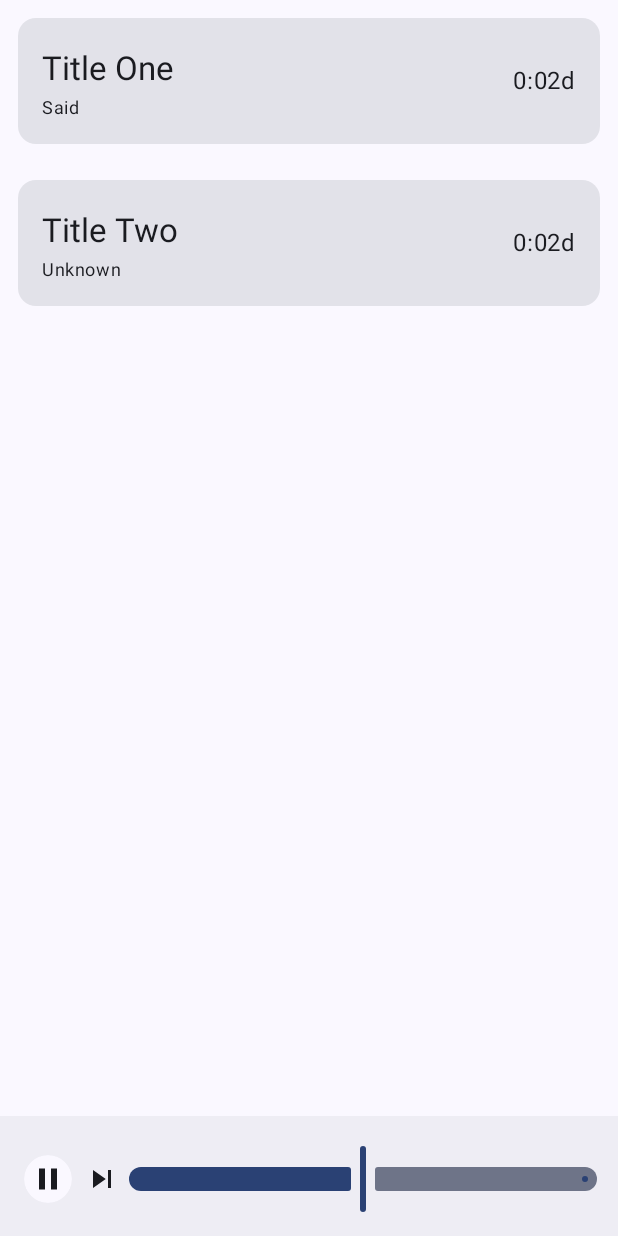
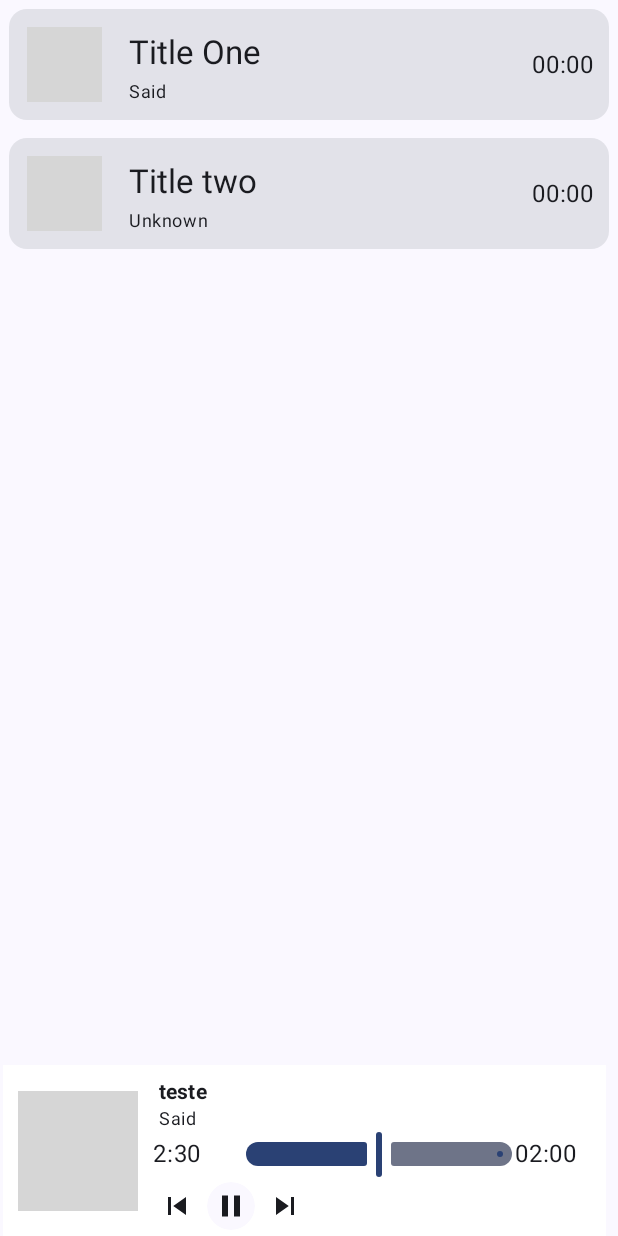
Before and after one commit to bnnascimento94/MusicPlayerApp, an Android app built with Jetpack Compose: the @Preview function HomeScreenPrev, on a phone screen of 412 x 824 dp. Run offline under Robolectric (Android 15) with nearby library versions, the phone set to English and light mode, and no system bars; libraries missing offline, so code that uses them is left out: es.claucookie.miniequalizerlibrary; network calls fail; pictures from the network do not load; grey boxes are pictures that could not be loaded.

Commit message:
ajustes de bugs, inclusão de Api de musicas, ajustes no layout

```diff
--- a/app/src/main/AndroidManifest.xml
+++ b/app/src/main/AndroidManifest.xml
@@ -2,10 +2,9 @@
 <manifest xmlns:android="http://schemas.android.com/apk/res/android"
     xmlns:tools="http://schemas.android.com/tools">
 
-    <uses-permission android:name="android.permission.READ_EXTERNAL_STORAGE"
-        android:maxSdkVersion="32" />
+    <uses-permission android:name="android.permission.READ_EXTERNAL_STORAGE" android:maxSdkVersion="32" />
     <uses-permission android:name="android.permission.FOREGROUND_SERVICE"/>
-
+    <uses-permission android:name="android.permission.INTERNET" />
 
     <application
         android:name=".MusicPlayerApplication"
--- a/app/src/main/java/com/vullpes/musicplayerapp/MainActivity.kt
+++ b/app/src/main/java/com/vullpes/musicplayerapp/MainActivity.kt
@@ -58,6 +58,7 @@ class MainActivity : ComponentActivity() {
                 ) {
                     HomeScreen(
                         progress = viewModel.progress,
+                        progressTimeString = viewModel.progressString,
                         onProgress = {viewModel.onUiEvents(UIEvents.SeekTo(it))},
                         isAudioPlaying = viewModel.isPlaying,
                         currentPlaying = viewModel.currentSelectedAudio,
@@ -71,6 +72,9 @@ class MainActivity : ComponentActivity() {
                         },
                         onNext = {
                             viewModel.onUiEvents(UIEvents.SeekToNext)
+                        },
+                        onBack = {
+                            viewModel.onUiEvents(UIEvents.SeekToBack)
                         }
                     )
                 }
--- a/app/src/main/java/com/vullpes/musicplayerapp/data/local/model/Audio.kt
+++ b/app/src/main/java/com/vullpes/musicplayerapp/data/local/model/Audio.kt
@@ -1,6 +1,5 @@
 package com.vullpes.musicplayerapp.data.local.model
 
-import android.net.Uri
 import androidx.media3.common.MediaItem
 import androidx.media3.common.MediaMetadata
 import java.io.Serializable
@@ -12,7 +11,8 @@ data class Audio(
     val artist:String,
     val data:String,
     val duration: Int,
-    val title:String
+    val title:String,
+    var isSelectedTrack:Boolean = false
 ): Serializable
 
 
--- /dev/null
+++ b/app/src/main/java/com/vullpes/musicplayerapp/data/local/model/Music.kt
@@ -0,0 +1,5 @@
+package com.vullpes.musicplayerapp.data.local.model
+
+data class Music(
+    val music: List<SoundTrack>
+)
--- a/app/src/main/java/com/vullpes/musicplayerapp/data/player/notification/JetAudioNotificationManager.kt
+++ b/app/src/main/java/com/vullpes/musicplayerapp/data/player/notification/JetAudioNotificationManager.kt
@@ -69,7 +69,7 @@ class JetAudioNotificationManager @Inject constructor(
                     pendingIntent = mediaSession.sessionActivity
                 )
             )
-            .setSmallIconResourceId(R.drawable.ic_microfone)
+            .setSmallIconResourceId(R.drawable.music_player_song_svgrepo_com)
             .build()
             .also {
                 it.setMediaSessionToken(mediaSession.sessionCompatToken)
--- a/app/src/main/java/com/vullpes/musicplayerapp/ui/audio/HomeScreen.kt
+++ b/app/src/main/java/com/vullpes/musicplayerapp/ui/audio/HomeScreen.kt
@@ -1,17 +1,19 @@
 package com.vullpes.musicplayerapp.ui.audio
 
-import android.util.Log
 import androidx.compose.foundation.BorderStroke
+import androidx.compose.foundation.background
 import androidx.compose.foundation.clickable
 import androidx.compose.foundation.layout.Arrangement
 import androidx.compose.foundation.layout.Box
 import androidx.compose.foundation.layout.Column
+import androidx.compose.foundation.layout.IntrinsicSize
 import androidx.compose.foundation.layout.Row
 import androidx.compose.foundation.layout.Spacer
 import androidx.compose.foundation.layout.fillMaxWidth
 import androidx.compose.foundation.layout.height
 import androidx.compose.foundation.layout.padding
 import androidx.compose.foundation.layout.size
+import androidx.compose.foundation.layout.wrapContentHeight
 import androidx.compose.foundation.lazy.LazyColumn
 import androidx.compose.foundation.lazy.itemsIndexed
 import androidx.compose.foundation.shape.CircleShape
@@ -20,8 +22,8 @@ import androidx.compose.material.icons.filled.MusicNote
 import androidx.compose.material.icons.filled.Pause
 import androidx.compose.material.icons.filled.PlayArrow
 import androidx.compose.material.icons.filled.SkipNext
+import androidx.compose.material.icons.filled.SkipPrevious
 import androidx.compose.material3.BottomAppBar
-import androidx.compose.material3.BottomAppBarDefaults
 import androidx.compose.material3.Card
 import androidx.compose.material3.ExperimentalMaterial3Api
 import androidx.compose.material3.Icon
@@ -31,49 +33,65 @@ import androidx.compose.material3.Slider
 import androidx.compose.material3.Surface
 import androidx.compose.material3.Text
 import androidx.compose.runtime.Composable
+import androidx.compose.runtime.mutableStateOf
+import androidx.compose.runtime.remember
+import androidx.compose.runtime.setValue
 import androidx.compose.ui.Alignment
 import androidx.compose.ui.Modifier
 import androidx.compose.ui.draw.clip
+import androidx.compose.ui.graphics.Brush
 import androidx.compose.ui.graphics.Color
+import androidx.compose.ui.graphics.SolidColor
 import androidx.compose.ui.graphics.vector.ImageVector
+import androidx.compose.ui.layout.ContentScale
+import androidx.compose.ui.platform.LocalContext
+import androidx.compose.ui.res.painterResource
 import androidx.compose.ui.text.font.FontWeight
 import androidx.compose.ui.text.style.TextOverflow
 import androidx.compose.ui.tooling.preview.Preview
 import androidx.compose.ui.unit.dp
-import androidx.core.net.toUri
+import androidx.compose.ui.viewinterop.AndroidView
+import coil.compose.AsyncImage
+import coil.request.ImageRequest
+import com.vullpes.musicplayerapp.R
 import com.vullpes.musicplayerapp.data.local.model.Audio
-import com.vullpes.musicplayerapp.data.player.service.JetAudioState
 import com.vullpes.musicplayerapp.ui.theme.MusicPlayerAppTheme
-import kotlin.math.floor
+import es.claucookie.miniequalizerlibrary.EqualizerView
+import java.util.concurrent.TimeUnit
 
 @OptIn(ExperimentalMaterial3Api::class)
 @Composable
 fun HomeScreen(
     progress: Float,
+    progressTimeString:String,
     onProgress: (Float) -> Unit,
     isAudioPlaying: Boolean,
     currentPlaying: Audio,
     audiList: List<Audio>,
     onStart: () -> Unit,
     onItemClick: (Int) -> Unit,
-    onNext: () -> Unit
+    onNext: () -> Unit,
+    onBack: () -> Unit
 ) {
+
 
     Scaffold(
         bottomBar = {
             BottomBarPlayer(
                 progress = progress,
+                progressTimeString = progressTimeString,
                 onProgress = onProgress,
                 audio = currentPlaying,
                 isAudioPlaying = isAudioPlaying,
                 onStart = onStart,
-                onNext = onNext
+                onNext = onNext,
+                onBack = onBack
             )
         }
     ) {
         LazyColumn(contentPadding = it) {
             itemsIndexed(audiList) { index, audio ->
-                AudioItem(audio = audio) {
+                AudioItem(audio = audio, isAudioPlaying = isAudioPlaying) {
                     onItemClick(index)
                 }
             }
@@ -86,20 +104,34 @@ fun HomeScreen(
 @Composable
 fun AudioItem(
     audio: Audio,
-    onItemClick: () -> Unit,
+    isAudioPlaying: Boolean = false,
+    onItemClick: () -> Unit
 ) {
     Card(
         modifier = Modifier
             .fillMaxWidth()
-            .padding(12.dp)
+            .padding(6.dp)
             .clickable {
                 onItemClick()
             },
     ) {
         Row(
             verticalAlignment = Alignment.CenterVertically,
-            modifier = Modifier.padding(8.dp)
+            modifier = Modifier.padding(2.dp)
         ) {
+            AsyncImage(
+                model = ImageRequest.Builder(LocalContext.current)
+                    .data(audio.data)
+                    .crossfade(true)
+                    .build(),
+                placeholder = painterResource(R.drawable.image_placeholder),
+                contentDescription = "",
+                contentScale = ContentScale.Crop,
+                modifier = Modifier
+                    .padding(10.dp)
+                    .clip(CircleShape)
+                    .size(50.dp)
+            )
             Column(
                 modifier = Modifier
                     .weight(1f)
@@ -108,7 +140,7 @@ fun AudioItem(
             ) {
                 Spacer(modifier = Modifier.size(4.dp))
                 Text(
-                    text = audio.displayName,
+                    text = audio.title,
                     style = MaterialTheme.typography.titleLarge,
                     overflow = TextOverflow.Clip,
                     maxLines = 1
@@ -122,71 +154,118 @@ fun AudioItem(
                 )
 
             }
-            Text(
-                text = timeStampToDuration(audio.duration.toLong())
-            )
+
+            if (audio.isSelectedTrack){
+                AndroidView(
+                    factory = {
+                     EqualizerView(it , null).apply {
+                         animateBars()
+                     }
+                    },
+                    update = { view ->
+                        // View's been inflated or state read in this block has been updated
+                        // Add logic here if necessary
+
+                        // As selectedItem is read here, AndroidView will recompose
+                        // whenever the state changes
+                        // Example of Compose -> View communication
+                        if (!isAudioPlaying){
+                            view.stopBars()
+                        }else{
+                            view.animateBars()
+                        }
+                    },
+                     modifier = Modifier.size(50.dp)
+                )
+            }else{
+                Text(
+                    text = timeStampToDuration(audio.duration.toLong())
+                )
+            }
+
             Spacer(modifier = Modifier.size(8.dp))
         }
 
     }
 }
 
-private fun timeStampToDuration(position:Long):String{
-    val totalSecond = floor(position/1E3).toInt()
-    val minutes = totalSecond / 60
-    val remainingSeconds = totalSecond - (minutes * 60)
-    return if(position < 0 )"--:--"
-    else "%d:02d".format(minutes,remainingSeconds)
-
-
+private fun timeStampToDuration(duration:Long):String{
+    val minutes: Long = TimeUnit.MINUTES.convert(duration, TimeUnit.SECONDS)
+    val seconds: Long = (duration
+            - minutes * TimeUnit.SECONDS.convert(1, TimeUnit.MINUTES))
+    return String.format("%02d:%02d", minutes, seconds)
 }
 
 @Composable
 fun BottomBarPlayer(
     progress: Float,
+    progressTimeString: String,
     onProgress: (Float) -> Unit,
     audio: Audio,
     isAudioPlaying: Boolean,
     onStart: () -> Unit,
-    onNext: () -> Unit
+    onNext: () -> Unit,
+    onBack: () -> Unit
 ) {
-    BottomAppBar {
-        Column(modifier = Modifier.padding(8.dp)) {
-            Row(
+
+
+        Row(modifier = Modifier.padding(start = 2.dp,end=8.dp,top =8.dp).background(color = Color.White), verticalAlignment = Alignment.CenterVertically) {
+            AsyncImage(
+                model = ImageRequest.Builder(LocalContext.current)
+                    .data(audio.data)
+                    .crossfade(true)
+                    .build(),
+                placeholder = painterResource(R.drawable.image_placeholder),
+                contentDescription = "",
+                contentScale = ContentScale.Crop,
                 modifier = Modifier
-                    .fillMaxWidth(),
-                    //.height(56.dp),
-                horizontalArrangement = Arrangement.SpaceBetween,
-                verticalAlignment = Alignment.CenterVertically
-            ) {
-                ArtistInfo(audio = audio, modifier = Modifier.weight(1f))
+
+
+                     .padding(10.dp)
+                    .clip(CircleShape)
+                    .size(80.dp)
+            )
+            Column(modifier = Modifier.weight(0.7f)) {
+                ArtistInfo(modifier = Modifier,audio = audio)
+                Row(modifier = Modifier.height(30.dp), verticalAlignment = Alignment.CenterVertically){
+                    Text(text = progressTimeString, modifier = Modifier.padding(0.dp).weight(0.2f))
+                    Slider(modifier = Modifier.weight(0.6f), value = progress, onValueChange = { onProgress(it) }, valueRange = 0f..100f)
+                    Text(text = timeStampToDuration(audio.duration.toLong()), modifier = Modifier.padding(0.dp).weight(0.2f))
+                }
                 MediaPlayerController(
                     isAudioPlaying = isAudioPlaying,
                     onStart = onStart,
-                    onNext = onNext
+                    onNext = onNext,
+                    onBack = onBack
                 )
-                Slider(value = progress, onValueChange = { onProgress(it) }, valueRange = 0f..100f)
-
             }
         }
-    }
 
 }
 
 @Composable
 fun MediaPlayerController(
+    modifier: Modifier = Modifier,
     isAudioPlaying: Boolean,
     onStart: () -> Unit,
     onNext: () -> Unit,
+    onBack: () -> Unit
 ) {
     Row(
         verticalAlignment = Alignment.CenterVertically,
-        modifier = Modifier
-            //.height(56.dp)
+        modifier = modifier
             .padding(4.dp)
     ) {
+        Icon(
+            imageVector = Icons.Default.SkipPrevious,
+            modifier = Modifier.clickable {
+                onBack()
+            },
+            contentDescription = null
+        )
+        Spacer(modifier = Modifier.size(8.dp))
         PlayerIconItem(
-            icon = if (isAudioPlaying) Icons.Default.Pause
+            imgAlbum = if (isAudioPlaying) Icons.Default.Pause
             else Icons.Default.PlayArrow
         ) {
             onStart()
@@ -207,47 +286,31 @@ fun ArtistInfo(
     modifier: Modifier = Modifier,
     audio: Audio
 ) {
-    Row(
-        modifier = modifier.padding(4.dp),
-        verticalAlignment = Alignment.CenterVertically
-    ) {
 
-        Log.e("artist", audio.artist)
-        PlayerIconItem(
-            icon = Icons.Default.MusicNote,
-            borderStroke = BorderStroke(width = 1.dp, color = MaterialTheme.colorScheme.onSurface)
-        ) {
-
-        }
-        Spacer(modifier = Modifier.size(4.dp))
-        Column {
+        Column(modifier = Modifier.padding(top= 8.dp, start = 4.dp)) {
             Text(
                 text = audio.title,
                 fontWeight = FontWeight.Bold,
-                style = MaterialTheme.typography.titleLarge,
+                style = MaterialTheme.typography.titleSmall,
                 overflow = TextOverflow.Clip,
-                modifier = Modifier.weight(1f),
-                maxLines = 1
+                maxLines = 1,
             )
-            Spacer(modifier = Modifier.size(4.dp))
             Text(
                 text = audio.artist,
                 fontWeight = FontWeight.Normal,
                 style = MaterialTheme.typography.bodySmall,
                 overflow = TextOverflow.Clip,
-                modifier = Modifier.weight(1f),
                 maxLines = 1
             )
         }
 
-    }
+
 
 }
 
 @Composable
 fun PlayerIconItem(
-    modifier: Modifier = Modifier,
-    icon: ImageVector,
+    imgAlbum: ImageVector,
     borderStroke: BorderStroke? = null,
     backgroundColor: Color = MaterialTheme.colorScheme.surface,
     color: Color = MaterialTheme.colorScheme.onSurface,
@@ -267,7 +330,7 @@ fun PlayerIconItem(
     ) {
         Box(modifier = Modifier.padding(4.dp), contentAlignment = Alignment.Center) {
             Icon(
-                imageVector = icon,
+                imageVector = imgAlbum,
                 contentDescription = null
             )
         }
@@ -284,16 +347,18 @@ fun HomeScreenPrev() {
 
         HomeScreen(
             progress = 50f,
+            progressTimeString = "2:30",
             onProgress = {},
             isAudioPlaying = true,
             audiList = listOf(
                 Audio(uri ="", displayName = "Title One", id= 0L, artist = "Said", data ="", duration = 0,title = "Title One"),
                 Audio(uri ="", displayName =  "Title Two", id =0L, artist = "Unknown", data="", duration =  0, title ="Title two"),
             ),
-            currentPlaying = Audio(uri = "", displayName =  "Title One",id = 0L, artist = "Said", data ="", duration =  0,title = "teste"),
+            currentPlaying = Audio(uri = "", displayName =  "Title One",id = 0L, artist = "Said", data ="", duration =  120,title = "teste"),
             onStart = {},
             onItemClick = {},
-            onNext = {}
+            onNext = {},
+            onBack = {}
         )
     }
 }
@@ -304,16 +369,12 @@ fun HomeScreenPrev() {
 fun BottomAppBarPreview() {
     BottomBarPlayer(
         progress = 0.5f,
+        progressTimeString = "2:30",
         onProgress = {},
         audio = Audio(uri = "", displayName =  "Title One",id = 0L, artist = "Said", data ="", duration =  0,title = "teste"),
         onNext = {},
         onStart = {},
-        isAudioPlaying = true
+        isAudioPlaying = true,
+        onBack = {}
     )
 }
-
-@Preview
-@Composable
-fun ArtistInfoPrev() {
-  ArtistInfo(audio = Audio(uri = "", displayName =  "Title One",id = 0L, artist = "Said", data ="", duration =  0,title = "teste"))
-}
--- a/app/src/main/java/com/vullpes/musicplayerapp/ui/audio/UIEvents.kt
+++ b/app/src/main/java/com/vullpes/musicplayerapp/ui/audio/UIEvents.kt
@@ -5,6 +5,7 @@ sealed class UIEvents{
     data class SelectedAudioChange(val index:Int): UIEvents()
     data class SeekTo(val position:Float): UIEvents()
     object SeekToNext:UIEvents()
+    object SeekToBack:UIEvents()
     object Backward: UIEvents()
     object Forward:UIEvents()
     data class UpdateProgress(val newProgress: Float): UIEvents()
--- /dev/null
+++ b/app/src/main/res/drawable/music_player_song_svgrepo_com.xml
@@ -0,0 +1,6 @@
+<vector android:height="200dp" android:viewportHeight="512"
+    android:viewportWidth="512" android:width="200dp" xmlns:android="http://schemas.android.com/apk/res/android">
+    <path android:fillColor="#000000" android:pathData="M226.77,253.8c-0.18,-0.89 -0.44,-1.76 -0.79,-2.59c-0.35,-0.83 -0.77,-1.63 -1.27,-2.38c-0.51,-0.76 -1.08,-1.47 -1.72,-2.1c-0.65,-0.65 -1.36,-1.22 -2.12,-1.73c-0.75,-0.5 -1.55,-0.93 -2.38,-1.27c-0.84,-0.35 -1.72,-0.61 -2.59,-0.79c-1.78,-0.36 -3.62,-0.36 -5.41,0c-0.88,0.18 -1.76,0.44 -2.59,0.79c-0.84,0.35 -1.65,0.77 -2.39,1.27c-0.76,0.51 -1.47,1.08 -2.1,1.73c-0.64,0.64 -1.22,1.34 -1.72,2.1c-0.5,0.75 -0.93,1.55 -1.27,2.38c-0.35,0.83 -0.61,1.7 -0.79,2.59c-0.18,0.9 -0.28,1.81 -0.28,2.71c0,0.9 0.1,1.81 0.28,2.69c0.18,0.89 0.44,1.76 0.79,2.59c0.35,0.84 0.77,1.65 1.27,2.39c0.5,0.76 1.08,1.47 1.72,2.1s1.36,1.22 2.1,1.72c0.75,0.5 1.55,0.93 2.39,1.27c0.83,0.35 1.7,0.61 2.59,0.79c0.88,0.18 1.8,0.28 2.7,0.28c0.9,0 1.81,-0.1 2.71,-0.28c0.87,-0.18 1.74,-0.44 2.59,-0.79c0.83,-0.35 1.63,-0.77 2.38,-1.27c0.76,-0.5 1.47,-1.08 2.12,-1.72c0.64,-0.64 1.2,-1.34 1.72,-2.1c0.5,-0.75 0.93,-1.55 1.27,-2.39c0.35,-0.83 0.61,-1.7 0.79,-2.59c0.18,-0.88 0.26,-1.8 0.26,-2.69C227.03,255.61 226.95,254.7 226.77,253.8z"/>
+    <path android:fillColor="#000000" android:pathData="M388.85,177.77c-0.64,-0.64 -1.34,-1.2 -2.1,-1.72c-0.75,-0.5 -1.55,-0.93 -2.39,-1.27c-0.83,-0.35 -1.7,-0.61 -2.59,-0.79c-1.78,-0.36 -3.61,-0.36 -5.39,0c-0.88,0.18 -1.76,0.44 -2.59,0.79c-0.84,0.35 -1.65,0.78 -2.39,1.27c-0.76,0.51 -1.47,1.08 -2.1,1.72c-2.57,2.59 -4.05,6.15 -4.05,9.79c0,3.64 1.48,7.19 4.05,9.78c0.64,0.64 1.34,1.22 2.1,1.71c0.75,0.5 1.55,0.93 2.39,1.27c0.83,0.35 1.7,0.61 2.59,0.79c0.88,0.18 1.8,0.26 2.7,0.26c0.9,0 1.81,-0.08 2.7,-0.26c0.88,-0.18 1.76,-0.44 2.59,-0.79c0.84,-0.35 1.65,-0.77 2.39,-1.27c0.76,-0.5 1.47,-1.08 2.1,-1.71c2.57,-2.59 4.05,-6.14 4.05,-9.78C392.9,183.93 391.42,180.36 388.85,177.77z"/>
+    <path android:fillColor="#000000" android:pathData="M444.33,2.46c-3.72,-2.58 -8.48,-3.17 -12.73,-1.59L153.05,105c-5.4,2.02 -8.99,7.18 -8.99,12.95v97.06v131.68c-45.43,0.17 -82.34,37.18 -82.34,82.65c0,45.58 37.08,82.66 82.66,82.66s82.66,-37.08 82.66,-82.66V297.99c0,-7.64 -6.19,-13.83 -13.83,-13.83s-13.83,6.19 -13.83,13.83v69.72c-7.98,-7.13 -17.36,-12.73 -27.66,-16.35V224.61l250.9,-93.79v188.07c-8.52,-7.61 -18.61,-13.48 -29.72,-17.06v-72.79c0,-7.64 -6.19,-13.83 -13.83,-13.83s-13.83,6.19 -13.83,13.83v68.89c-44.48,1.27 -80.28,37.82 -80.28,82.6c0,45.58 37.08,82.66 82.66,82.66c45.58,0 82.66,-37.08 82.66,-82.66V110.89V13.83C450.28,9.29 448.06,5.05 444.33,2.46zM199.38,429.34c0,30.33 -24.67,55 -55,55c-30.33,0 -55,-24.67 -55,-55c0,-30.33 24.67,-55 55,-55C174.7,374.35 199.38,399.02 199.38,429.34zM367.62,435.52c-30.33,0 -55,-24.67 -55,-55c0,-30.33 24.67,-55 55,-55c30.33,0 55,24.67 55,55C422.62,410.85 397.95,435.52 367.62,435.52zM422.62,101.29L171.72,195.09v-67.54l250.9,-93.79V101.29z"/>
+</vector>
--- a/settings.gradle.kts
+++ b/settings.gradle.kts
@@ -3,6 +3,9 @@ pluginManagement {
         google()
         mavenCentral()
         gradlePluginPortal()
+        maven {
+            setUrl("https://jitpack.io")
+        }
     }
 }
 dependencyResolutionManagement {
@@ -10,6 +13,9 @@ dependencyResolutionManagement {
     repositories {
         google()
         mavenCentral()
+        maven {
+            setUrl("https://jitpack.io")
+        }
     }
 }
 
```
Also changed, not shown: app/build.gradle.kts (+9 -0 lines), app/src/main/java/com/vullpes/musicplayerapp/data/local/model/SoundTrack.kt (added, +29 -0 lines), app/src/main/java/com/vullpes/musicplayerapp/data/player/service/JetAudioServiceHandler.kt (+22 -9 lines), app/src/main/java/com/vullpes/musicplayerapp/data/remote/EndpointDataService.kt (added, +11 -0 lines), app/src/main/java/com/vullpes/musicplayerapp/data/repository/AudioRepository.kt (deleted, +0 -16 lines), app/src/main/java/com/vullpes/musicplayerapp/data/repository/MusicCatalogRepository.kt (added, +19 -0 lines), app/src/main/java/com/vullpes/musicplayerapp/di/RemoteModule.kt (added, +34 -0 lines), app/src/main/java/com/vullpes/musicplayerapp/ui/audio/AudioViewModel.kt (+30 -9 lines), app/src/main/res/drawable/image_placeholder.jpg (added).
